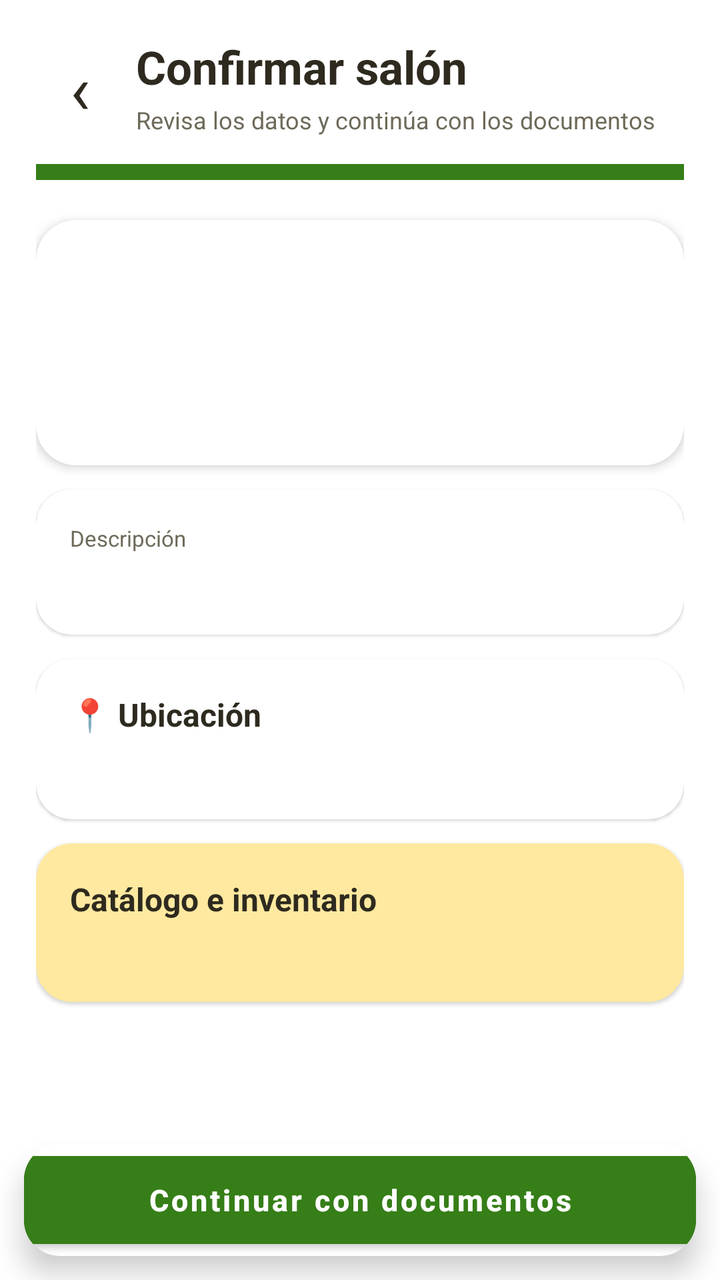
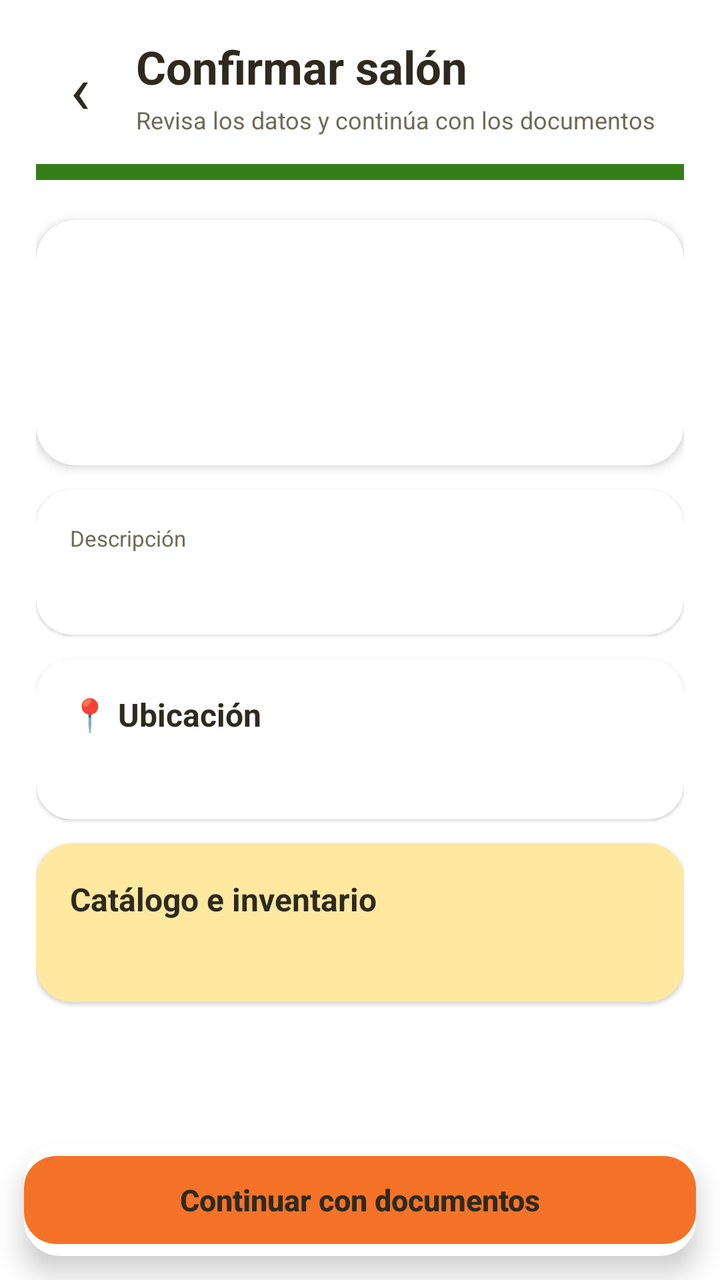

Two renders of the same Android screen: before a commit and after it. Below are the layout's source before the change and the commit's diff.
<!-- AndroidManifest.xml: application theme Theme.Ocasion_mobil_v2 -->
<!-- res/layout/activity_confirmacion_salon.xml -->
<?xml version="1.0" encoding="utf-8"?>
<androidx.coordinatorlayout.widget.CoordinatorLayout
    xmlns:android="http://schemas.android.com/apk/res/android"
    xmlns:app="http://schemas.android.com/apk/res-auto"
    android:layout_width="match_parent"
    android:layout_height="match_parent"
    android:background="@color/bg_general">

    <androidx.core.widget.NestedScrollView
        android:layout_width="match_parent"
        android:layout_height="match_parent"
        android:fillViewport="true"
        android:paddingBottom="95dp">

        <LinearLayout
            android:layout_width="match_parent"
            android:layout_height="wrap_content"
            android:orientation="vertical"
            android:padding="18dp">

            <LinearLayout
                android:layout_width="match_parent"
                android:layout_height="wrap_content"
                android:gravity="center_vertical">


                <TextView
                    android:id="@+id/btnBackConfirmacion"
                    android:layout_width="44dp"
                    android:layout_height="44dp"
                    android:gravity="center"
                    android:text="‹"
                    android:textColor="@color/texto_principal"
                    android:textSize="34sp" />


                <LinearLayout
                    android:layout_width="0dp"
                    android:layout_height="wrap_content"
                    android:layout_weight="1"
                    android:orientation="vertical"
                    android:paddingStart="6dp">

                    <TextView
                        android:layout_width="match_parent"
                        android:layout_height="wrap_content"
                        android:text="Confirmar salón"
                        android:textColor="@color/texto_principal"
                        android:textSize="23sp"
                        android:textStyle="bold" />


                    <TextView
                        android:layout_width="match_parent"
                        android:layout_height="wrap_content"
                        android:layout_marginTop="3dp"
                        android:text="Revisa los datos y continúa con los documentos"
                        android:textColor="@color/texto_secundario"
                        android:textSize="12sp" />

                </LinearLayout>

            </LinearLayout>


            <LinearLayout
                android:layout_width="match_parent"
                android:layout_height="8dp"
                android:layout_marginTop="14dp">


                <View
                    android:layout_width="match_parent"
                    android:layout_height="match_parent"
                    android:background="@color/verde_primario" />

            </LinearLayout>


            

            <com.google.android.material.card.MaterialCardView
                android:layout_width="match_parent"
                android:layout_height="wrap_content"
                android:layout_marginTop="20dp"
                app:cardBackgroundColor="@color/blanco"
                app:cardCornerRadius="20dp"
                app:cardElevation="3dp">


                <LinearLayout
                    android:layout_width="match_parent"
                    android:layout_height="wrap_content"
                    android:orientation="vertical"
                    android:padding="20dp">


                    <TextView
                        android:id="@+id/tvNombreConfirmacion"
                        android:layout_width="match_parent"
                        android:layout_height="wrap_content"
                        android:textColor="@color/texto_principal"
                        android:textSize="24sp"
                        android:textStyle="bold" />


                    <TextView
                        android:id="@+id/tvCapacidadConfirmacion"
                        android:layout_width="match_parent"
                        android:layout_height="wrap_content"
                        android:layout_marginTop="7dp"
                        android:textColor="@color/texto_secundario"
                        android:textSize="13sp" />


                    <TextView
                        android:id="@+id/tvPrecioConfirmacion"
                        android:layout_width="match_parent"
                        android:layout_height="wrap_content"
                        android:layout_marginTop="4dp"
                        android:textColor="@color/verde_primario"
                        android:textSize="16sp"
                        android:textStyle="bold" />

                </LinearLayout>

            </com.google.android.material.card.MaterialCardView>


            

            <com.google.android.material.card.MaterialCardView
                android:layout_width="match_parent"
                android:layout_height="wrap_content"
                android:layout_marginTop="12dp"
                app:cardBackgroundColor="@color/blanco"
                app:cardCornerRadius="18dp">


                <LinearLayout
                    android:layout_width="match_parent"
                    android:layout_height="wrap_content"
                    android:orientation="vertical"
                    android:padding="17dp">


                    <TextView
                        android:layout_width="match_parent"
                        android:layout_height="wrap_content"
                        android:text="Descripción"
                        android:textColor="@color/texto_secundario"
                        android:textSize="11sp" />


                    <TextView
                        android:id="@+id/tvDescripcionConfirmacion"
                        android:layout_width="match_parent"
                        android:layout_height="wrap_content"
                        android:layout_marginTop="5dp"
                        android:textColor="@color/texto_principal"
                        android:textSize="14sp" />

                </LinearLayout>

            </com.google.android.material.card.MaterialCardView>


            

            <com.google.android.material.card.MaterialCardView
                android:layout_width="match_parent"
                android:layout_height="wrap_content"
                android:layout_marginTop="12dp"
                app:cardBackgroundColor="@color/blanco"
                app:cardCornerRadius="18dp">


                <LinearLayout
                    android:layout_width="match_parent"
                    android:layout_height="wrap_content"
                    android:orientation="vertical"
                    android:padding="17dp">

                    <TextView
                        android:layout_width="match_parent"
                        android:layout_height="wrap_content"
                        android:text="📍 Ubicación"
                        android:textColor="@color/texto_principal"
                        android:textSize="16sp"
                        android:textStyle="bold" />


                    <TextView
                        android:id="@+id/tvDireccionConfirmacion"
                        android:layout_width="match_parent"
                        android:layout_height="wrap_content"
                        android:layout_marginTop="7dp"
                        android:textColor="@color/texto_secundario"
                        android:textSize="13sp" />

                </LinearLayout>

            </com.google.android.material.card.MaterialCardView>

            

            <com.google.android.material.card.MaterialCardView
                android:layout_width="match_parent"
                android:layout_height="wrap_content"
                android:layout_marginTop="12dp"
                app:cardBackgroundColor="@color/header_footer_light"
                app:cardCornerRadius="18dp">


                <LinearLayout
                    android:layout_width="match_parent"
                    android:layout_height="wrap_content"
                    android:padding="17dp"
                    android:orientation="vertical">


                    <TextView
                        android:layout_width="match_parent"
                        android:layout_height="wrap_content"
                        android:text="Catálogo e inventario"
                        android:textColor="@color/texto_principal"
                        android:textSize="16sp"
                        android:textStyle="bold" />


                    <TextView
                        android:id="@+id/tvResumenCatalogo"
                        android:layout_width="match_parent"
                        android:layout_height="wrap_content"
                        android:layout_marginTop="6dp"
                        android:textColor="@color/texto_principal"
                        android:textSize="13sp" />

                </LinearLayout>

            </com.google.android.material.card.MaterialCardView>

        </LinearLayout>

    </androidx.core.widget.NestedScrollView>

    

    <com.google.android.material.card.MaterialCardView
        android:layout_width="match_parent"
        android:layout_height="wrap_content"
        android:layout_gravity="bottom"
        android:layout_margin="12dp"
        app:cardCornerRadius="18dp"
        app:cardElevation="8dp">

        <com.google.android.material.button.MaterialButton
            android:id="@+id/btnPublicarConfirmacion"
            android:layout_width="match_parent"
            android:layout_height="56dp"
            android:text="Continuar con documentos"
            android:textAllCaps="false"
            android:textColor="@color/blanco"
            android:textSize="15sp"
            android:textStyle="bold"
            android:backgroundTint="@color/verde_primario" />

    </com.google.android.material.card.MaterialCardView>

</androidx.coordinatorlayout.widget.CoordinatorLayout>
<!-- resources referenced by this layout -->
<resources>
  <color name="bg_general">#FFFFFF</color>
  <color name="blanco">#FFFFFF</color>
  <color name="header_footer_light">#FFE9A0</color>
  <color name="texto_principal">#2E2A1F</color>
  <color name="texto_secundario">#6E6A5A</color>
  <color name="verde_primario">#367E18</color>
  <style name="Theme.Ocasion_mobil_v2" parent="Theme.MaterialComponents.Light.NoActionBar">
          <item name="colorPrimary">@color/verde_primario</item>
          <item name="colorPrimaryVariant">@color/verde_primario</item>
          <item name="colorOnPrimary">@color/blanco</item>
          <item name="colorSecondary">@color/naranja_primario</item>
          <item name="colorOnSecondary">@color/texto_principal</item>
          <item name="colorAccent">@color/naranja_primario</item>
  
          
          <item name="colorPrimaryDark">@color/header_footer_dark</item>
          <item name="android:statusBarColor">@color/header_footer_dark</item>
          <item name="android:windowLightStatusBar">true</item>
          <item name="android:enforceStatusBarContrast">false</item>
      </style>
  <color name="naranja_primario">#F57328</color>
  <color name="header_footer_dark">#FFD65A</color>
</resources>

<!-- the commit's change to res/layout/activity_confirmacion_salon.xml (unified diff, before → after) -->
@@ -260,10 +260,10 @@
             android:layout_height="56dp"
             android:text="Continuar con documentos"
             android:textAllCaps="false"
-            android:textColor="@color/blanco"
+            android:textColor="@color/boton_texto"
             android:textSize="15sp"
             android:textStyle="bold"
-            android:backgroundTint="@color/verde_primario" />
+            app:backgroundTint="@color/boton_principal_fondo" />
 
     </com.google.android.material.card.MaterialCardView>
 
<!-- resource entries referenced after the edit -->
@@ -7,6 +7,8 @@
   <color name="texto_secundario">#6E6A5A</color>
   <color name="verde_primario">#367E18</color>
   <style name="Theme.Ocasion_mobil_v2" parent="Theme.MaterialComponents.Light.NoActionBar">
+          <item name="materialButtonStyle">@style/BotonOcasionPrincipal</item>
+          <item name="materialButtonOutlinedStyle">@style/BotonOcasionSecundario</item>
           <item name="colorPrimary">@color/verde_primario</item>
           <item name="colorPrimaryVariant">@color/verde_primario</item>
           <item name="colorOnPrimary">@color/blanco</item>
@@ -20,6 +22,32 @@
           <item name="android:windowLightStatusBar">true</item>
           <item name="android:enforceStatusBarContrast">false</item>
       </style>
+  <style name="BotonOcasionPrincipal" parent="Widget.MaterialComponents.Button">
+          <item name="backgroundTint">@color/boton_principal_fondo</item>
+          <item name="android:textColor">@color/boton_texto</item>
+          <item name="android:textAllCaps">false</item>
+          <item name="android:textStyle">bold</item>
+          <item name="android:minHeight">48dp</item>
+          <item name="cornerRadius">16dp</item>
+          <item name="android:letterSpacing">0</item>
+          <item name="android:stateListAnimator">@null</item>
+          <item name="elevation">0dp</item>
+          <item name="rippleColor">#242E2A1F</item>
+      </style>
+  <style name="BotonOcasionSecundario" parent="Widget.MaterialComponents.Button.OutlinedButton">
+          <item name="backgroundTint">@color/blanco</item>
+          <item name="strokeColor">@color/boton_secundario_borde</item>
+          <item name="strokeWidth">1dp</item>
+          <item name="android:textColor">@color/boton_texto</item>
+          <item name="android:textAllCaps">false</item>
+          <item name="android:minHeight">48dp</item>
+          <item name="cornerRadius">16dp</item>
+          <item name="android:textStyle">bold</item>
+          <item name="android:letterSpacing">0</item>
+          <item name="android:stateListAnimator">@null</item>
+          <item name="elevation">0dp</item>
+          <item name="rippleColor">#24F57328</item>
+      </style>
   <color name="naranja_primario">#F57328</color>
   <color name="header_footer_dark">#FFD65A</color>
 </resources>
